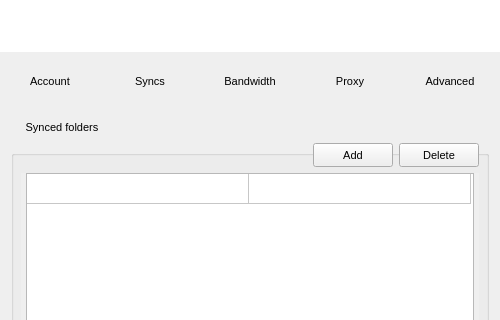
First picture: the form in Source/MEGASync/gui/SettingsDialog.ui, repository meganz/MEGAsync, before the edit; both pictures show x 0 to 500 and y 0 to 320 of the 500 by 520 pixel window.
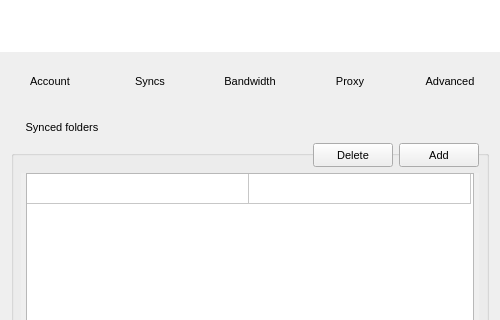
Second picture: the form after the edit. The open tabs and pages were chosen to show the change. Icons and pictures are not drawn.

Commit message: Alignments for the "Add sync folder" and the settings dialog

```diff
--- a/Source/MEGASync/gui/SettingsDialog.ui
+++ b/Source/MEGASync/gui/SettingsDialog.ui
@@ -1136,13 +1136,6 @@
              <property name="bottomMargin">
               <number>0</number>
              </property>
-             <item>
-              <widget class="QPushButton" name="bDelete">
-               <property name="text">
-                <string>Delete</string>
-               </property>
-              </widget>
-             </item>
              <item>
               <widget class="QPushButton" name="bAdd">
                <property name="text">
@@ -1150,6 +1143,13 @@
                </property>
               </widget>
              </item>
+             <item>
+              <widget class="QPushButton" name="bDelete">
+               <property name="text">
+                <string>Delete</string>
+               </property>
+              </widget>
+             </item>
              <item>
               <spacer name="hSyncs">
                <property name="orientation">
```
Left out of the diff: 3 changed lines with no effect on the pictures. The commit also changes 2 other files.
